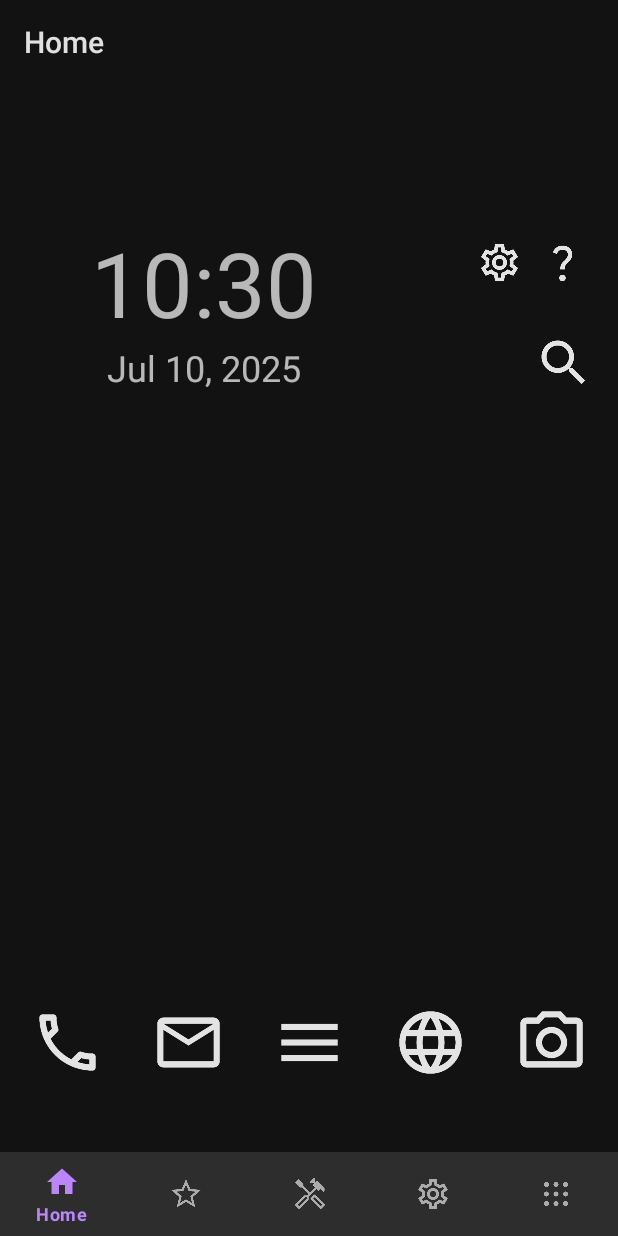
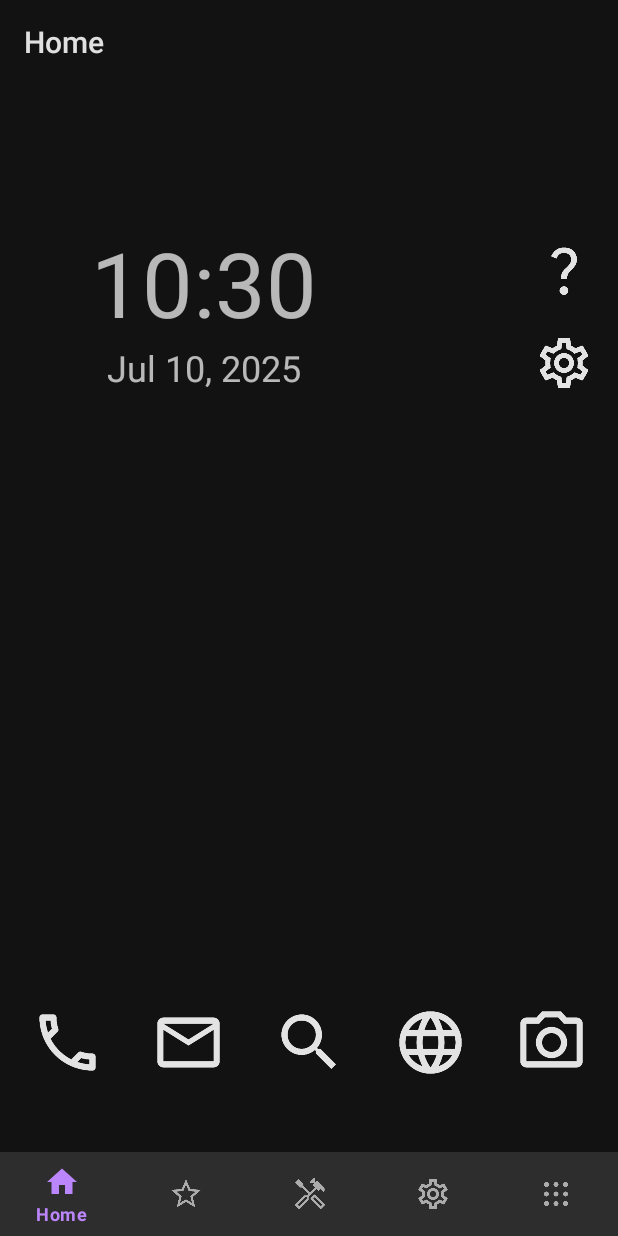
Before and after one commit to pphome2/TxTLauncher, an Android app: the screen it shows after launch (MainActivity), on a phone screen of 412 x 824 dp. Run offline under Robolectric (Android 15) with nearby library versions, the phone set to English and light mode, and no system bars; our stand-ins replace navigation-ui; 8 statements that could not run were skipped.

Commit message:
20250710

```diff
--- a/TxTLauncher_alt/app/src/main/java/com/wswdteam/txtlauncher_alt/ui/home/HomeFragment.java
+++ b/TxTLauncher_alt/app/src/main/java/com/wswdteam/txtlauncher_alt/ui/home/HomeFragment.java
@@ -127,16 +127,13 @@ public class HomeFragment extends Fragment {
         ImageView hbut = view.findViewById(R.id.helpButton);
         hbut.setOnClickListener(this::openHelp);
 
-        ImageView sbut = view.findViewById(R.id.searchButton);
-        sbut.setOnClickListener(this::startSearch);
-
         ImageView telbut = view.findViewById(R.id.dialButton);
         telbut.setOnClickListener(this::startButtonApp0);
 
         ImageView mailbut = view.findViewById(R.id.mailButton);
         mailbut.setOnClickListener(this::startButtonApp1);
 
-        ImageView listbut = view.findViewById(R.id.applistButton);
+        ImageView listbut = view.findViewById(R.id.searchButton);
         listbut.setOnClickListener(this::startButtonApp2);
 
         ImageView brobut = view.findViewById(R.id.browserButton);
@@ -353,7 +350,7 @@ public class HomeFragment extends Fragment {
         defaultIcons.add(ivone.getDrawable());
         ivone = getView().findViewById(R.id.mailButton);
         defaultIcons.add(ivone.getDrawable());
-        ivone = getView().findViewById(R.id.applistButton);
+        ivone = getView().findViewById(R.id.searchButton);
         defaultIcons.add(ivone.getDrawable());
         ivone = getView().findViewById(R.id.browserButton);
         defaultIcons.add(ivone.getDrawable());
@@ -594,7 +591,7 @@ public class HomeFragment extends Fragment {
         }
         MainActivity.packName.add(packI);
         // app list
-        ImageView appF = getView().findViewById(R.id.applistButton);
+        ImageView appF = getView().findViewById(R.id.searchButton);
         appF.setImageDrawable(defaultIcons.get(2));
         // browser
         Intent broIn = new Intent(Intent.ACTION_VIEW, Uri.parse("https://"));
@@ -656,9 +653,9 @@ public class HomeFragment extends Fragment {
     //
     public void startButtonApp2(View view) {
         try {
-            Intent dialIn = new Intent(Intent.ACTION_DIAL, null);
-            dialIn.addCategory(Intent.CATEGORY_DEFAULT);
-            startActivity(dialIn);
+            Intent searchintent = new Intent(SearchManager.INTENT_ACTION_GLOBAL_SEARCH);
+            searchintent.setFlags(Intent.FLAG_ACTIVITY_CLEAR_TOP);
+            startActivity(searchintent);
         } catch (Exception e) {
             systemMessage(getString(R.string.error_startapp));
         }
--- a/TxTLauncher_alt/app/src/main/res/layout/fragment_home.xml
+++ b/TxTLauncher_alt/app/src/main/res/layout/fragment_home.xml
@@ -38,13 +38,12 @@
         app:layout_constraintTop_toBottomOf="@id/digitalClock" />
 
 
-
     <ImageView
         android:id="@+id/helpButton"
-        android:layout_width="30dp"
-        android:layout_height="30dp"
+        android:layout_width="40dp"
+        android:layout_height="40dp"
         android:layout_marginTop="48dp"
-        android:layout_marginEnd="22dp"
+        android:layout_marginEnd="16dp"
         android:background="@android:color/transparent"
         android:contentDescription="@string/button_help"
         app:layout_constraintEnd_toEndOf="parent"
@@ -53,18 +52,6 @@
 
     <ImageView
         android:id="@+id/settingsButton"
-        android:layout_width="30dp"
-        android:layout_height="30dp"
-        android:layout_marginTop="48dp"
-        android:layout_marginEnd="64dp"
-        android:background="@android:color/transparent"
-        android:contentDescription="@string/button_settings"
-        app:layout_constraintEnd_toEndOf="parent"
-        app:layout_constraintTop_toTopOf="parent"
-        app:srcCompat="@drawable/settings" />
-
-    <ImageView
-        android:id="@+id/searchButton"
         android:layout_width="40dp"
         android:layout_height="40dp"
         android:layout_marginTop="110dp"
@@ -73,7 +60,7 @@
         android:contentDescription="@string/button_search"
         app:layout_constraintEnd_toEndOf="parent"
         app:layout_constraintTop_toTopOf="parent"
-        app:srcCompat="@drawable/search" />
+        app:srcCompat="@drawable/settings" />
 
     <LinearLayout
         android:id="@+id/AppFrame"
@@ -145,14 +132,14 @@
             app:srcCompat="@drawable/email" />
 
         <ImageView
-            android:id="@+id/applistButton"
+            android:id="@+id/searchButton"
             android:layout_width="50dp"
             android:layout_height="50dp"
             android:layout_marginHorizontal="15dp"
             android:layout_marginBottom="56dp"
             android:background="@android:color/transparent"
-            android:contentDescription="@string/button_applist"
-            app:srcCompat="@drawable/menu" />
+            android:contentDescription="@string/button_search"
+            app:srcCompat="@drawable/search"/>
 
         <ImageView
             android:id="@+id/browserButton"
```
Also changed, not shown: TxTLauncher_alt/app/src/main/res/values/strings.xml (+5 -5 lines), 1 other file.
